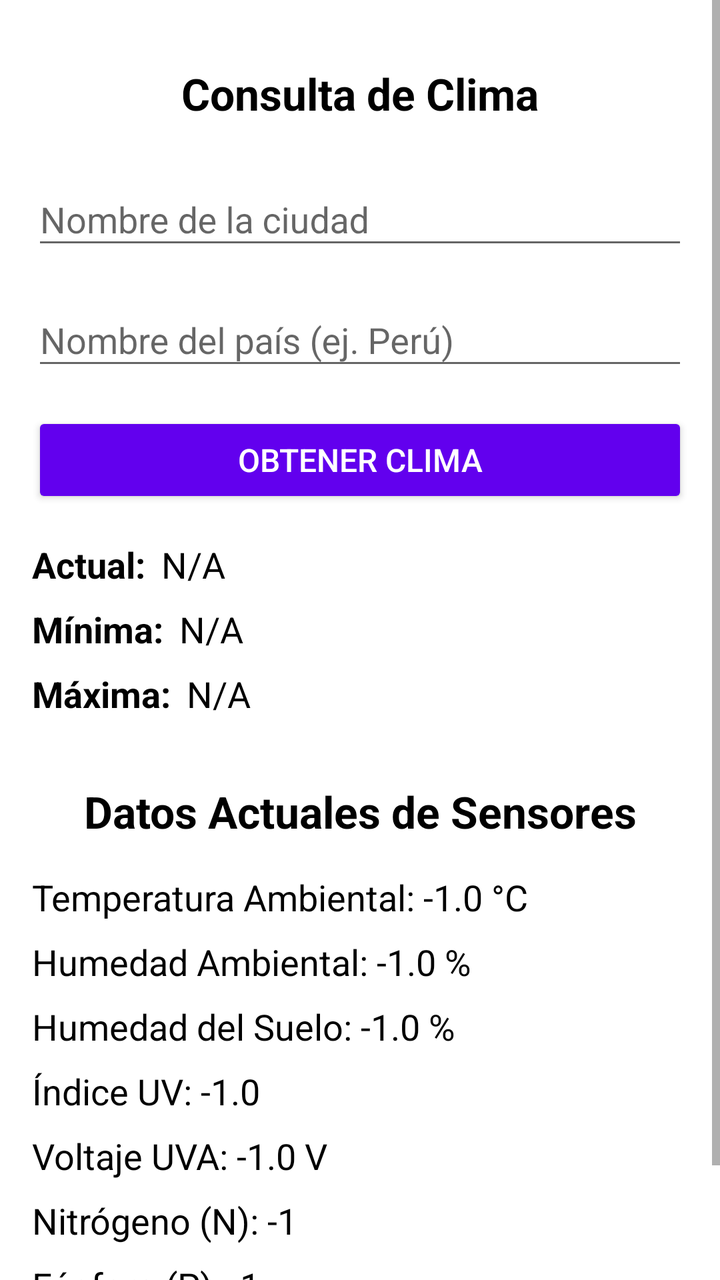
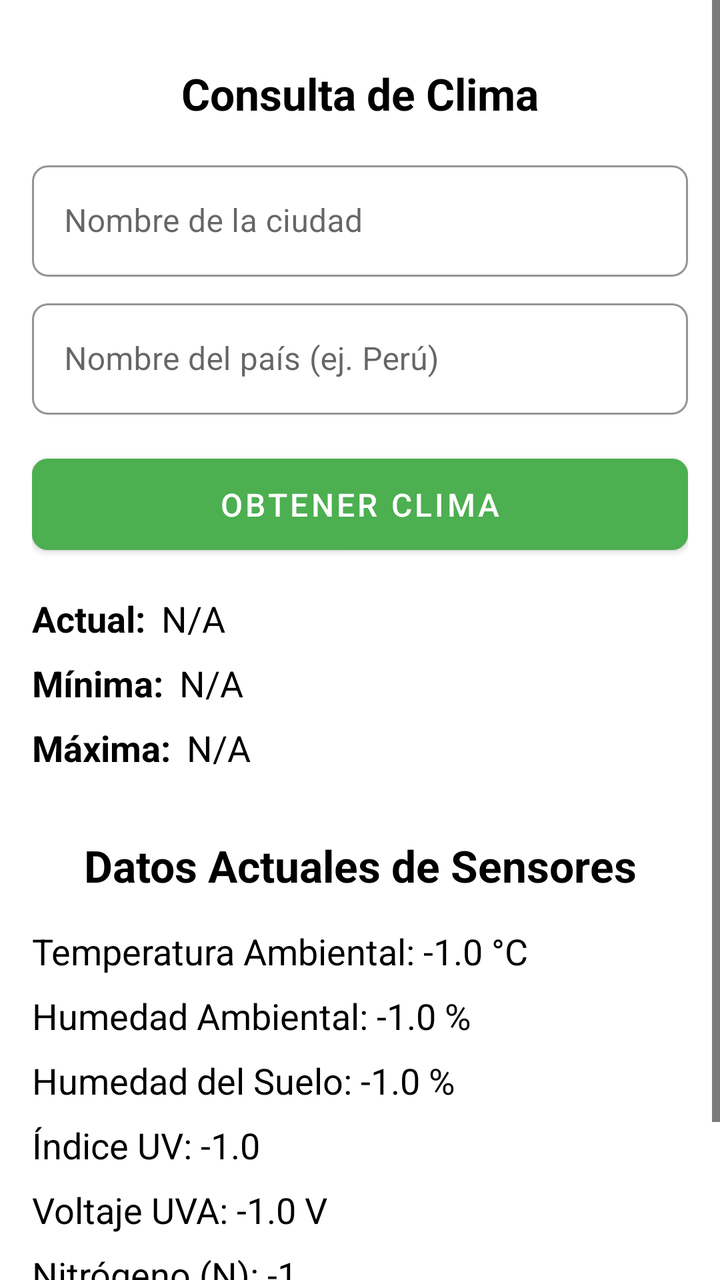

Compare the two renders of this Android layout. The source of the first and the diff that turns it into the second are given below.
<!-- AndroidManifest.xml: application theme Theme.Proyectoplata -->
<!-- res/layout/fragment_home.xml -->
<?xml version="1.0" encoding="utf-8"?>
<androidx.constraintlayout.widget.ConstraintLayout xmlns:android="http://schemas.android.com/apk/res/android"
    xmlns:app="http://schemas.android.com/apk/res-auto"
    xmlns:tools="http://schemas.android.com/tools"
    android:layout_width="match_parent"
    android:layout_height="match_parent"
    android:background="@android:color/white"
    android:focusableInTouchMode="true"
    android:focusable="true"
    tools:context=".fragments.HomeFragment">

    
    <ScrollView
        android:layout_width="match_parent"
        android:layout_height="match_parent"
        android:fillViewport="true"
        app:layout_constraintBottom_toBottomOf="parent"
        app:layout_constraintEnd_toEndOf="parent"
        app:layout_constraintStart_toStartOf="parent"
        app:layout_constraintTop_toTopOf="parent">

        
        <androidx.constraintlayout.widget.ConstraintLayout
            android:layout_width="match_parent"
            android:layout_height="wrap_content"
            android:padding="16dp">

            
            <TextView
                android:id="@+id/tv_query_climate_title"
                android:layout_width="0dp"
                android:layout_height="wrap_content"
                android:text="Consulta de Clima"
                android:textSize="22sp"
                android:textStyle="bold"
                android:layout_marginTop="16dp"
                android:textColor="@android:color/black"
                android:gravity="center_horizontal"
                app:layout_constraintTop_toTopOf="parent"
                app:layout_constraintStart_toStartOf="parent"
                app:layout_constraintEnd_toEndOf="parent" />

            
            <com.google.android.material.textfield.TextInputLayout
                android:id="@+id/til_city_name"
                android:layout_width="0dp"
                android:layout_height="wrap_content"
                android:layout_marginTop="16dp"
                android:hint="Nombre de la ciudad"
                app:boxCornerRadiusBottomEnd="8dp"
                app:boxCornerRadiusBottomStart="8dp"
                app:boxCornerRadiusTopEnd="8dp"
                app:boxCornerRadiusTopStart="8dp"
                app:boxStrokeColor="@color/purple_200"
                app:hintTextColor="@color/purple_200"
                app:layout_constraintEnd_toEndOf="parent"
                app:layout_constraintStart_toStartOf="parent"
                app:layout_constraintTop_toBottomOf="@+id/tv_query_climate_title">

                <com.google.android.material.textfield.TextInputEditText
                    android:id="@+id/et_city_name"
                    android:layout_width="match_parent"
                    android:layout_height="wrap_content"
                    android:inputType="text"
                    android:singleLine="true"
                    android:textColor="@android:color/black" />
            </com.google.android.material.textfield.TextInputLayout>

            
            <com.google.android.material.textfield.TextInputLayout
                android:id="@+id/til_country_name"
                android:layout_width="0dp"
                android:layout_height="wrap_content"
                android:layout_marginTop="8dp"
                android:hint="Nombre del país (ej. Perú)"
                app:boxCornerRadiusBottomEnd="8dp"
                app:boxCornerRadiusBottomStart="8dp"
                app:boxCornerRadiusTopEnd="8dp"
                app:boxCornerRadiusTopStart="8dp"
                app:boxStrokeColor="@color/purple_200"
                app:hintTextColor="@color/purple_200"
                app:layout_constraintEnd_toEndOf="parent"
                app:layout_constraintStart_toStartOf="parent"
                app:layout_constraintTop_toBottomOf="@+id/til_city_name">

                <com.google.android.material.textfield.TextInputEditText
                    android:id="@+id/et_country_name"
                    android:layout_width="match_parent"
                    android:layout_height="wrap_content"
                    android:inputType="text"
                    android:singleLine="true"
                    android:textColor="@android:color/black" />
            </com.google.android.material.textfield.TextInputLayout>

            
            <Button
                android:id="@+id/btn_get_climate"
                android:layout_width="0dp"
                android:layout_height="wrap_content"
                android:layout_marginTop="16dp"
                android:backgroundTint="@color/purple_500"
                android:text="OBTENER CLIMA"
                android:textColor="@android:color/white"
                android:paddingVertical="12dp"
                android:textSize="16sp"
                app:cornerRadius="8dp"
                app:layout_constraintEnd_toEndOf="parent"
                app:layout_constraintStart_toStartOf="parent"
                app:layout_constraintTop_toBottomOf="@+id/til_country_name" />

            
            <TextView
                android:id="@+id/tv_climate_actual_label"
                android:layout_width="wrap_content"
                android:layout_height="wrap_content"
                android:layout_marginTop="16dp"
                android:text="Actual:"
                android:textSize="18sp"
                android:textStyle="bold"
                android:textColor="@android:color/black"
                app:layout_constraintStart_toStartOf="parent"
                app:layout_constraintTop_toBottomOf="@+id/btn_get_climate" />

            
            <TextView
                android:id="@+id/tv_climate_actual_value"
                android:layout_width="0dp"
                android:layout_height="wrap_content"
                android:layout_marginStart="8dp"
                android:text="N/A"
                android:textSize="18sp"
                android:textColor="@android:color/black"
                app:layout_constraintBaseline_toBaselineOf="@+id/tv_climate_actual_label"
                app:layout_constraintEnd_toEndOf="parent"
                app:layout_constraintStart_toEndOf="@+id/tv_climate_actual_label" />

            
            <TextView
                android:id="@+id/tv_climate_minima_label"
                android:layout_width="wrap_content"
                android:layout_height="wrap_content"
                android:layout_marginTop="8dp"
                android:text="Mínima:"
                android:textSize="18sp"
                android:textStyle="bold"
                android:textColor="@android:color/black"
                app:layout_constraintStart_toStartOf="parent"
                app:layout_constraintTop_toBottomOf="@+id/tv_climate_actual_value" />

            
            <TextView
                android:id="@+id/tv_climate_minima_value"
                android:layout_width="0dp"
                android:layout_height="wrap_content"
                android:layout_marginStart="8dp"
                android:text="N/A"
                android:textSize="18sp"
                android:textColor="@android:color/black"
                app:layout_constraintBaseline_toBaselineOf="@+id/tv_climate_minima_label"
                app:layout_constraintEnd_toEndOf="parent"
                app:layout_constraintStart_toEndOf="@+id/tv_climate_minima_label" />

            
            <TextView
                android:id="@+id/tv_climate_maxima_label"
                android:layout_width="wrap_content"
                android:layout_height="wrap_content"
                android:layout_marginTop="8dp"
                android:text="Máxima:"
                android:textSize="18sp"
                android:textStyle="bold"
                android:textColor="@android:color/black"
                app:layout_constraintStart_toStartOf="parent"
                app:layout_constraintTop_toBottomOf="@+id/tv_climate_minima_value" />

            
            <TextView
                android:id="@+id/tv_climate_maxima_value"
                android:layout_width="0dp"
                android:layout_height="wrap_content"
                android:layout_marginStart="8dp"
                android:text="N/A"
                android:textSize="18sp"
                android:textColor="@android:color/black"
                app:layout_constraintBaseline_toBaselineOf="@+id/tv_climate_maxima_label"
                app:layout_constraintEnd_toEndOf="parent"
                app:layout_constraintStart_toEndOf="@+id/tv_climate_maxima_label" />

            
            <TextView
                android:id="@+id/tv_sensor_data_title"
                android:layout_width="0dp"
                android:layout_height="wrap_content"
                android:text="Datos Actuales de Sensores"
                android:textSize="22sp"
                android:textStyle="bold"
                android:layout_marginTop="32dp"
                android:textColor="@android:color/black"
                android:gravity="center_horizontal"
                app:layout_constraintTop_toBottomOf="@+id/tv_climate_maxima_value"
                app:layout_constraintStart_toStartOf="parent"
                app:layout_constraintEnd_toEndOf="parent" />

            
            <TextView
                android:id="@+id/tv_temperature"
                android:layout_width="0dp"
                android:layout_height="wrap_content"
                android:layout_marginTop="16dp"
                android:text="Temperatura Ambiental: -1.0 °C"
                android:textSize="18sp"
                android:textColor="@android:color/black"
                app:layout_constraintStart_toStartOf="parent"
                app:layout_constraintEnd_toEndOf="parent"
                app:layout_constraintTop_toBottomOf="@+id/tv_sensor_data_title" />

            <TextView
                android:id="@+id/tv_humidity"
                android:layout_width="0dp"
                android:layout_height="wrap_content"
                android:layout_marginTop="8dp"
                android:text="Humedad Ambiental: -1.0 %"
                android:textSize="18sp"
                android:textColor="@android:color/black"
                app:layout_constraintStart_toStartOf="parent"
                app:layout_constraintEnd_toEndOf="parent"
                app:layout_constraintTop_toBottomOf="@+id/tv_temperature" />

            <TextView
                android:id="@+id/tv_humidity_soil"
                android:layout_width="0dp"
                android:layout_height="wrap_content"
                android:layout_marginTop="8dp"
                android:text="Humedad del Suelo: -1.0 %"
                android:textSize="18sp"
                android:textColor="@android:color/black"
                app:layout_constraintStart_toStartOf="parent"
                app:layout_constraintEnd_toEndOf="parent"
                app:layout_constraintTop_toBottomOf="@+id/tv_humidity" />

            <TextView
                android:id="@+id/tv_uv_index"
                android:layout_width="0dp"
                android:layout_height="wrap_content"
                android:layout_marginTop="8dp"
                android:text="Índice UV: -1.0"
                android:textSize="18sp"
                android:textColor="@android:color/black"
                app:layout_constraintStart_toStartOf="parent"
                app:layout_constraintEnd_toEndOf="parent"
                app:layout_constraintTop_toBottomOf="@+id/tv_humidity_soil" />

            <TextView
                android:id="@+id/tv_uva_voltage"
                android:layout_width="0dp"
                android:layout_height="wrap_content"
                android:layout_marginTop="8dp"
                android:text="Voltaje UVA: -1.0 V"
                android:textSize="18sp"
                android:textColor="@android:color/black"
                app:layout_constraintStart_toStartOf="parent"
                app:layout_constraintEnd_toEndOf="parent"
                app:layout_constraintTop_toBottomOf="@+id/tv_uv_index" />

            <TextView
                android:id="@+id/tv_nitrogen"
                android:layout_width="0dp"
                android:layout_height="wrap_content"
                android:layout_marginTop="8dp"
                android:text="Nitrógeno (N): -1"
                android:textSize="18sp"
                android:textColor="@android:color/black"
                app:layout_constraintStart_toStartOf="parent"
                app:layout_constraintEnd_toEndOf="parent"
                app:layout_constraintTop_toBottomOf="@+id/tv_uva_voltage" />

            <TextView
                android:id="@+id/tv_phosphorus"
                android:layout_width="0dp"
                android:layout_height="wrap_content"
                android:layout_marginTop="8dp"
                android:text="Fósforo (P): -1"
                android:textSize="18sp"
                android:textColor="@android:color/black"
                app:layout_constraintStart_toStartOf="parent"
                app:layout_constraintEnd_toEndOf="parent"
                app:layout_constraintTop_toBottomOf="@+id/tv_nitrogen" />

            <TextView
                android:id="@+id/tv_potassium"
                android:layout_width="0dp"
                android:layout_height="wrap_content"
                android:layout_marginTop="8dp"
                android:text="Potasio (K): -1"
                android:textSize="18sp"
                android:textColor="@android:color/black"
                app:layout_constraintStart_toStartOf="parent"
                app:layout_constraintEnd_toEndOf="parent"
                app:layout_constraintTop_toBottomOf="@+id/tv_phosphorus"
                app:layout_constraintBottom_toBottomOf="parent" />

        </androidx.constraintlayout.widget.ConstraintLayout>
    </ScrollView>
</androidx.constraintlayout.widget.ConstraintLayout>
<!-- resources referenced by this layout -->
<resources>
  <color name="purple_200">#FFBB86FC</color>
  <color name="purple_500">#FF6200EE</color>
  <style name="Theme.Proyectoplata" parent="Theme.AppCompat.Light.NoActionBar">
          <item name="colorPrimary">@color/colorPrimary</item>
          <item name="colorPrimaryDark">@color/colorPrimaryDark</item>
          <item name="colorAccent">@color/colorAccent</item>
      </style>
  <color name="colorPrimary">@color/purple_500</color>
  <color name="colorPrimaryDark">@color/purple_700</color>
  <color name="colorAccent">@color/teal_200</color>
  <color name="purple_700">#FF3700B3</color>
  <color name="teal_200">#FF03DAC5</color>
</resources>

<!-- the commit's change to res/layout/fragment_home.xml (unified diff, before → after) -->
@@ -4,12 +4,11 @@
     xmlns:tools="http://schemas.android.com/tools"
     android:layout_width="match_parent"
     android:layout_height="match_parent"
-    android:background="@android:color/white"
+    android:background="?attr/colorSurface"
     android:focusableInTouchMode="true"
     android:focusable="true"
     tools:context=".fragments.HomeFragment">
 
-    
     <ScrollView
         android:layout_width="match_parent"
         android:layout_height="match_parent"
@@ -19,13 +18,11 @@
         app:layout_constraintStart_toStartOf="parent"
         app:layout_constraintTop_toTopOf="parent">
 
-        
         <androidx.constraintlayout.widget.ConstraintLayout
             android:layout_width="match_parent"
             android:layout_height="wrap_content"
             android:padding="16dp">
 
-            
             <TextView
                 android:id="@+id/tv_query_climate_title"
                 android:layout_width="0dp"
@@ -34,13 +31,12 @@
                 android:textSize="22sp"
                 android:textStyle="bold"
                 android:layout_marginTop="16dp"
-                android:textColor="@android:color/black"
+                android:textColor="?attr/colorOnSurface"
                 android:gravity="center_horizontal"
                 app:layout_constraintTop_toTopOf="parent"
                 app:layout_constraintStart_toStartOf="parent"
                 app:layout_constraintEnd_toEndOf="parent" />
 
-            
             <com.google.android.material.textfield.TextInputLayout
                 android:id="@+id/til_city_name"
                 android:layout_width="0dp"
@@ -51,8 +47,8 @@
                 app:boxCornerRadiusBottomStart="8dp"
                 app:boxCornerRadiusTopEnd="8dp"
                 app:boxCornerRadiusTopStart="8dp"
-                app:boxStrokeColor="@color/purple_200"
-                app:hintTextColor="@color/purple_200"
+                app:boxStrokeColor="?attr/colorPrimary"
+                app:hintTextColor="?attr/colorOnSurface"
                 app:layout_constraintEnd_toEndOf="parent"
                 app:layout_constraintStart_toStartOf="parent"
                 app:layout_constraintTop_toBottomOf="@+id/tv_query_climate_title">
@@ -63,10 +59,9 @@
                     android:layout_height="wrap_content"
                     android:inputType="text"
                     android:singleLine="true"
-                    android:textColor="@android:color/black" />
+                    android:textColor="?attr/colorOnSurface" />
             </com.google.android.material.textfield.TextInputLayout>
 
-            
             <com.google.android.material.textfield.TextInputLayout
                 android:id="@+id/til_country_name"
                 android:layout_width="0dp"
@@ -77,8 +72,8 @@
                 app:boxCornerRadiusBottomStart="8dp"
                 app:boxCornerRadiusTopEnd="8dp"
                 app:boxCornerRadiusTopStart="8dp"
-                app:boxStrokeColor="@color/purple_200"
-                app:hintTextColor="@color/purple_200"
+                app:boxStrokeColor="?attr/colorPrimary"
+                app:hintTextColor="?attr/colorOnSurface"
                 app:layout_constraintEnd_toEndOf="parent"
                 app:layout_constraintStart_toStartOf="parent"
                 app:layout_constraintTop_toBottomOf="@+id/til_city_name">
@@ -89,18 +84,17 @@
                     android:layout_height="wrap_content"
                     android:inputType="text"
                     android:singleLine="true"
-                    android:textColor="@android:color/black" />
+                    android:textColor="?attr/colorOnSurface" />
             </com.google.android.material.textfield.TextInputLayout>
 
-            
             <Button
                 android:id="@+id/btn_get_climate"
                 android:layout_width="0dp"
                 android:layout_height="wrap_content"
                 android:layout_marginTop="16dp"
-                android:backgroundTint="@color/purple_500"
+                android:backgroundTint="?attr/colorPrimary"
                 android:text="OBTENER CLIMA"
-                android:textColor="@android:color/white"
+                android:textColor="?attr/colorOnPrimary"
                 android:paddingVertical="12dp"
                 android:textSize="16sp"
                 app:cornerRadius="8dp"
@@ -108,7 +102,6 @@
                 app:layout_constraintStart_toStartOf="parent"
                 app:layout_constraintTop_toBottomOf="@+id/til_country_name" />
 
-            
             <TextView
                 android:id="@+id/tv_climate_actual_label"
                 android:layout_width="wrap_content"
@@ -117,11 +110,10 @@
                 android:text="Actual:"
                 android:textSize="18sp"
                 android:textStyle="bold"
-                android:textColor="@android:color/black"
+                android:textColor="?attr/colorOnSurface"
                 app:layout_constraintStart_toStartOf="parent"
                 app:layout_constraintTop_toBottomOf="@+id/btn_get_climate" />
 
-            
             <TextView
                 android:id="@+id/tv_climate_actual_value"
                 android:layout_width="0dp"
@@ -129,12 +121,11 @@
                 android:layout_marginStart="8dp"
                 android:text="N/A"
                 android:textSize="18sp"
-                android:textColor="@android:color/black"
+                android:textColor="?attr/colorOnSurface"
                 app:layout_constraintBaseline_toBaselineOf="@+id/tv_climate_actual_label"
                 app:layout_constraintEnd_toEndOf="parent"
                 app:layout_constraintStart_toEndOf="@+id/tv_climate_actual_label" />
 
-            
             <TextView
                 android:id="@+id/tv_climate_minima_label"
                 android:layout_width="wrap_content"
@@ -143,11 +134,10 @@
                 android:text="Mínima:"
                 android:textSize="18sp"
                 android:textStyle="bold"
-                android:textColor="@android:color/black"
+                android:textColor="?attr/colorOnSurface"
                 app:layout_constraintStart_toStartOf="parent"
                 app:layout_constraintTop_toBottomOf="@+id/tv_climate_actual_value" />
 
-            
             <TextView
                 android:id="@+id/tv_climate_minima_value"
                 android:layout_width="0dp"
@@ -155,12 +145,11 @@
                 android:layout_marginStart="8dp"
                 android:text="N/A"
                 android:textSize="18sp"
-                android:textColor="@android:color/black"
+                android:textColor="?attr/colorOnSurface"
                 app:layout_constraintBaseline_toBaselineOf="@+id/tv_climate_minima_label"
                 app:layout_constraintEnd_toEndOf="parent"
                 app:layout_constraintStart_toEndOf="@+id/tv_climate_minima_label" />
 
-            
             <TextView
                 android:id="@+id/tv_climate_maxima_label"
                 android:layout_width="wrap_content"
@@ -169,11 +158,10 @@
                 android:text="Máxima:"
                 android:textSize="18sp"
                 android:textStyle="bold"
-                android:textColor="@android:color/black"
+                android:textColor="?attr/colorOnSurface"
                 app:layout_constraintStart_toStartOf="parent"
                 app:layout_constraintTop_toBottomOf="@+id/tv_climate_minima_value" />
 
-            
             <TextView
                 android:id="@+id/tv_climate_maxima_value"
                 android:layout_width="0dp"
@@ -181,12 +169,11 @@
                 android:layout_marginStart="8dp"
                 android:text="N/A"
                 android:textSize="18sp"
-                android:textColor="@android:color/black"
+                android:textColor="?attr/colorOnSurface"
                 app:layout_constraintBaseline_toBaselineOf="@+id/tv_climate_maxima_label"
                 app:layout_constraintEnd_toEndOf="parent"
                 app:layout_constraintStart_toEndOf="@+id/tv_climate_maxima_label" />
 
-            
             <TextView
                 android:id="@+id/tv_sensor_data_title"
                 android:layout_width="0dp"
@@ -195,13 +182,12 @@
                 android:textSize="22sp"
                 android:textStyle="bold"
                 android:layout_marginTop="32dp"
-                android:textColor="@android:color/black"
+                android:textColor="?attr/colorOnSurface"
                 android:gravity="center_horizontal"
                 app:layout_constraintTop_toBottomOf="@+id/tv_climate_maxima_value"
                 app:layout_constraintStart_toStartOf="parent"
                 app:layout_constraintEnd_toEndOf="parent" />
 
-            
             <TextView
                 android:id="@+id/tv_temperature"
                 android:layout_width="0dp"
@@ -209,7 +195,7 @@
                 android:layout_marginTop="16dp"
                 android:text="Temperatura Ambiental: -1.0 °C"
                 android:textSize="18sp"
-                android:textColor="@android:color/black"
+                android:textColor="?attr/colorOnSurface"
                 app:layout_constraintStart_toStartOf="parent"
                 app:layout_constraintEnd_toEndOf="parent"
                 app:layout_constraintTop_toBottomOf="@+id/tv_sensor_data_title" />
@@ -221,7 +207,7 @@
                 android:layout_marginTop="8dp"
                 android:text="Humedad Ambiental: -1.0 %"
                 android:textSize="18sp"
-                android:textColor="@android:color/black"
+                android:textColor="?attr/colorOnSurface"
                 app:layout_constraintStart_toStartOf="parent"
                 app:layout_constraintEnd_toEndOf="parent"
                 app:layout_constraintTop_toBottomOf="@+id/tv_temperature" />
@@ -233,7 +219,7 @@
                 android:layout_marginTop="8dp"
                 android:text="Humedad del Suelo: -1.0 %"
                 android:textSize="18sp"
-                android:textColor="@android:color/black"
+                android:textColor="?attr/colorOnSurface"
                 app:layout_constraintStart_toStartOf="parent"
                 app:layout_constraintEnd_toEndOf="parent"
                 app:layout_constraintTop_toBottomOf="@+id/tv_humidity" />
@@ -245,7 +231,7 @@
                 android:layout_marginTop="8dp"
                 android:text="Índice UV: -1.0"
                 android:textSize="18sp"
-                android:textColor="@android:color/black"
+                android:textColor="?attr/colorOnSurface"
                 app:layout_constraintStart_toStartOf="parent"
                 app:layout_constraintEnd_toEndOf="parent"
                 app:layout_constraintTop_toBottomOf="@+id/tv_humidity_soil" />
@@ -257,7 +243,7 @@
                 android:layout_marginTop="8dp"
                 android:text="Voltaje UVA: -1.0 V"
                 android:textSize="18sp"
-                android:textColor="@android:color/black"
+                android:textColor="?attr/colorOnSurface"
                 app:layout_constraintStart_toStartOf="parent"
                 app:layout_constraintEnd_toEndOf="parent"
                 app:layout_constraintTop_toBottomOf="@+id/tv_uv_index" />
@@ -269,7 +255,7 @@
                 android:layout_marginTop="8dp"
                 android:text="Nitrógeno (N): -1"
                 android:textSize="18sp"
-                android:textColor="@android:color/black"
+                android:textColor="?attr/colorOnSurface"
                 app:layout_constraintStart_toStartOf="parent"
                 app:layout_constraintEnd_toEndOf="parent"
                 app:layout_constraintTop_toBottomOf="@+id/tv_uva_voltage" />
@@ -281,7 +267,7 @@
                 android:layout_marginTop="8dp"
                 android:text="Fósforo (P): -1"
                 android:textSize="18sp"
-                android:textColor="@android:color/black"
+                android:textColor="?attr/colorOnSurface"
                 app:layout_constraintStart_toStartOf="parent"
                 app:layout_constraintEnd_toEndOf="parent"
                 app:layout_constraintTop_toBottomOf="@+id/tv_nitrogen" />
@@ -293,7 +279,7 @@
                 android:layout_marginTop="8dp"
                 android:text="Potasio (K): -1"
                 android:textSize="18sp"
-                android:textColor="@android:color/black"
+                android:textColor="?attr/colorOnSurface"
                 app:layout_constraintStart_toStartOf="parent"
                 app:layout_constraintEnd_toEndOf="parent"
                 app:layout_constraintTop_toBottomOf="@+id/tv_phosphorus"
<!-- resource entries referenced after the edit -->
@@ -1,16 +1,24 @@
 <!-- resources referenced by this layout -->
 <resources>
-  <color name="purple_200">#FFBB86FC</color>
-  <color name="purple_500">#FF6200EE</color>
-  <style name="Theme.Proyectoplata" parent="Theme.AppCompat.Light.NoActionBar">
-          <item name="colorPrimary">@color/colorPrimary</item>
-          <item name="colorPrimaryDark">@color/colorPrimaryDark</item>
-          <item name="colorAccent">@color/colorAccent</item>
+  <style name="Theme.Proyectoplata" parent="Theme.MaterialComponents.Light.NoActionBar">
+          <item name="colorPrimary">@color/green_primary_500</item>        <item name="colorPrimaryVariant">@color/green_primary_700</item>   <item name="colorOnPrimary">@color/on_primary_color_light</item> <item name="colorSecondary">@color/brown_secondary_500</item>      <item name="colorSecondaryVariant">@color/brown_secondary_700</item> <item name="colorOnSecondary">@color/on_secondary_color_light</item> <item name="colorSurface">@color/surface_light</item>             <item name="colorOnSurface">@color/on_surface_light</item>       <item name="android:colorBackground">@color/background_light</item> <item name="colorOnBackground">@color/on_background_light</item> <item name="android:statusBarColor" tools:targetApi="l">?attr/colorPrimaryVariant</item>
+          <item name="android:navigationBarColor" tools:targetApi="l">?attr/colorSurface</item>
+  
+          <item name="android:textColorPrimary">?attr/colorOnSurface</item>      <item name="android:textColorSecondary">?attr/colorOnSurface</item>   <item name="textInputStyle">@style/Widget.MaterialComponents.TextInputLayout.OutlinedBox</item>
+          <item name="toolbarStyle">@style/Widget.MaterialComponents.Toolbar.PrimarySurface</item>
+          <item name="actionBarPopupTheme">@style/ThemeOverlay.MaterialComponents.Light</item>
+          <item name="materialButtonStyle">@style/Widget.MaterialComponents.Button</item>
+  
       </style>
-  <color name="colorPrimary">@color/purple_500</color>
-  <color name="colorPrimaryDark">@color/purple_700</color>
-  <color name="colorAccent">@color/teal_200</color>
-  <color name="purple_700">#FF3700B3</color>
-  <color name="teal_200">#FF03DAC5</color>
+  <color name="green_primary_500">#4CAF50</color>
+  <color name="green_primary_700">#388E3C</color>
+  <color name="on_primary_color_light">#FFFFFF</color>
+  <color name="brown_secondary_500">#795548</color>
+  <color name="brown_secondary_700">#5D4037</color>
+  <color name="on_secondary_color_light">#FFFFFF</color>
+  <color name="surface_light">#FFFFFF</color>
+  <color name="on_surface_light">#FF000000</color>
+  <color name="background_light">#F5F5F5</color>
+  <color name="on_background_light">#FF000000</color>
 </resources>
 
